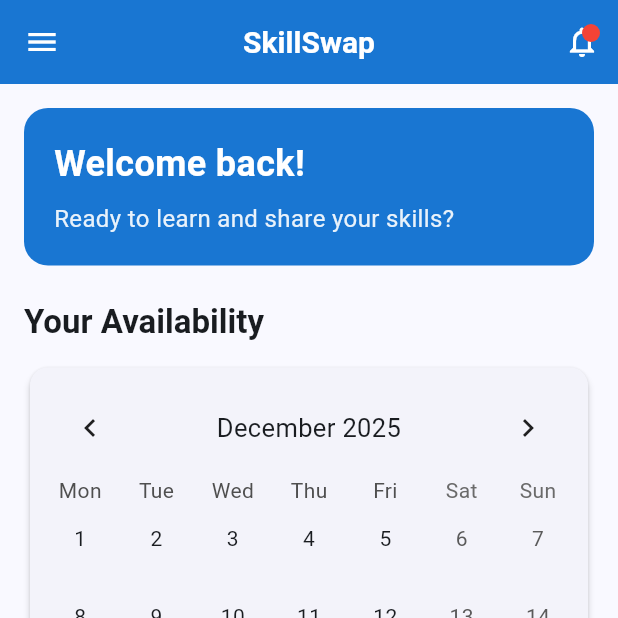
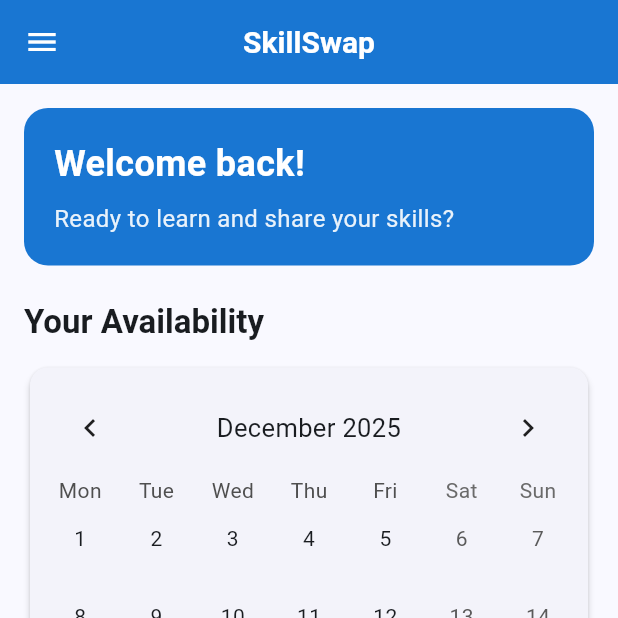
Before and after one commit to alyssahusna44/fyp-skillswap-app, a Flutter app: the screen it shows once a user with an empty profile is signed in, on a phone screen of 412 x 824 dp, the top half of it. Run offline on Flutter 3.47's test engine with Material 3 defaults, Android fonts, the phone set to English and light mode, and no system bars; drawn by our look-alikes of table_calendar; our stand-ins replace email_validator, flutter_dotenv, image_picker, supabase_flutter; accounts and stored records are empty.

Commit message:
Refactor HomeScreen layout and update AppDrawer import path

```diff
--- a/lib/home_screen.dart
+++ b/lib/home_screen.dart
@@ -58,9 +58,11 @@ class _HomeScreenState extends State<HomeScreen> {
           // Add recurring availability for next 60 days
           final dayOfWeek = _getDayNumber(avail['day_of_week']);
 
-          for (DateTime date = today;
+          for (
+            DateTime date = today;
             date.isBefore(endDate);
-              date = date.add(const Duration(days: 1))) {
+            date = date.add(const Duration(days: 1))
+          ) {
             if (date.weekday == dayOfWeek) {
               final dateKey = DateTime(date.year, date.month, date.day);
               tempMap[dateKey] = tempMap[dateKey] ?? [];
@@ -124,43 +126,9 @@ class _HomeScreenState extends State<HomeScreen> {
         elevation: 0,
         backgroundColor: Theme.of(context).primaryColor,
         foregroundColor: Colors.white,
-        actions: [
-          IconButton(
-            icon: Stack(
-              children: [
-                const Icon(Icons.notifications_outlined),
-                Positioned(
-                  right: 0,
-                  top: 0,
-                  child: Container(
-                    padding: const EdgeInsets.all(2),
-                    decoration: BoxDecoration(
-                      color: Colors.red,
-                      borderRadius: BorderRadius.circular(6),
-                    ),
-                    constraints: const BoxConstraints(
-                      minWidth: 12,
-                      minHeight: 12,
-                    ),
-                  ),
-                ),
-              ],
-            ),
-            onPressed: () {
-              ScaffoldMessenger.of(context).showSnackBar(
-                const SnackBar(
-                  content: Text('Notifications feature coming soon!'),
-                  duration: Duration(seconds: 2),
-                ),
-              );
-            },
-          ),
-        ],
       ),
       // Use the separated drawer widget with callback
-      drawer: AppDrawer(
-        onProfileUpdate: _loadAvailability,
-      ),
+      drawer: AppDrawer(onProfileUpdate: _loadAvailability),
       body: SafeArea(
         child: SingleChildScrollView(
           padding: const EdgeInsets.all(16.0),
@@ -174,10 +142,9 @@ class _HomeScreenState extends State<HomeScreen> {
               // Calendar Section
               Text(
                 'Your Availability',
-                style: Theme.of(context)
-                    .textTheme
-                    .titleLarge
-                    ?.copyWith(fontWeight: FontWeight.bold),
+                style: Theme.of(
+                  context,
+                ).textTheme.titleLarge?.copyWith(fontWeight: FontWeight.bold),
               ),
               const SizedBox(height: 12),
 
@@ -201,10 +168,9 @@ class _HomeScreenState extends State<HomeScreen> {
               // Quick Actions
               Text(
                 'Quick Actions',
-                style: Theme.of(context)
-                    .textTheme
-                    .titleLarge
-                    ?.copyWith(fontWeight: FontWeight.bold),
+                style: Theme.of(
+                  context,
+                ).textTheme.titleLarge?.copyWith(fontWeight: FontWeight.bold),
               ),
               const SizedBox(height: 12),
               _buildQuickActions(),
@@ -221,9 +187,7 @@ class _HomeScreenState extends State<HomeScreen> {
       padding: const EdgeInsets.all(20),
       decoration: BoxDecoration(
         gradient: LinearGradient(
-          colors: [
-            Theme.of(context).primaryColor,
-          ],
+          colors: [Theme.of(context).primaryColor],
           begin: Alignment.topLeft,
           end: Alignment.bottomRight,
         ),
@@ -331,7 +295,8 @@ class _HomeScreenState extends State<HomeScreen> {
                 style: TextStyle(color: Colors.grey),
               )
             else
-              ...availability.map((slot) => Padding(
+              ...availability.map(
+                (slot) => Padding(
                   padding: const EdgeInsets.only(bottom: 8.0),
                   child: Row(
                     children: [
@@ -373,7 +338,8 @@ class _HomeScreenState extends State<HomeScreen> {
                       ),
                     ],
                   ),
-                  )),
+                ),
+              ),
           ],
         ),
       ),
--- a/lib/widgets/app_drawer.dart
+++ b/lib/widgets/app_drawer.dart
@@ -1,6 +1,6 @@
 import 'package:flutter/material.dart';
 import 'package:supabase_flutter/supabase_flutter.dart';
-//import '../log_reg/auth_wrapper.dart';
+import '../auth/auth_wrapper.dart';
 import '../profile/profile_wrapper.dart';
 import '../search/search_screen.dart';
 
@@ -67,12 +67,12 @@ class _AppDrawerState extends State<AppDrawer> {
       await Supabase.instance.client.auth.signOut();
       if (!mounted) return;
 
-      /*// 2. Navigate to AuthWrapperScreen and remove all previous routes
+      // 2. Navigate to AuthWrapperScreen and remove all previous routes
       Navigator.pushAndRemoveUntil(
         context,
         MaterialPageRoute(builder: (context) => const AuthWrapperScreen()),
         (route) => false, // This predicate removes all routes from the stack
-      );*/
+      );
     } catch (e) {
       if (!mounted) return;
       ScaffoldMessenger.of(context).showSnackBar(
```
Lines whose indentation alone changed are shown as unchanged.
